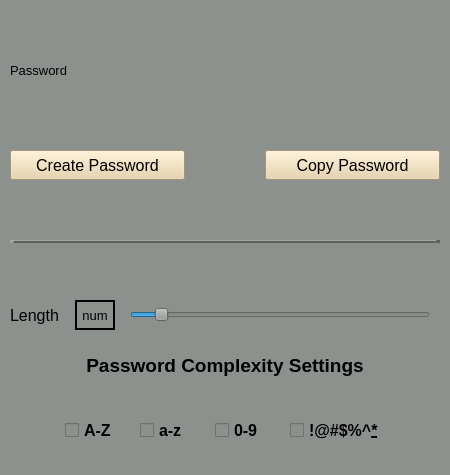
dark-anub1s/CyberVault, file passwordgenerator.ui: the form before one commit.
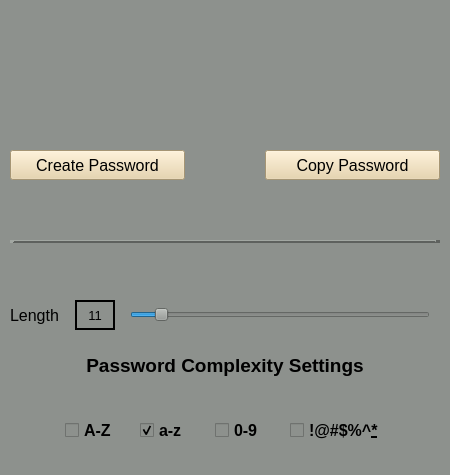
The form after the commit.

The edit to the form file:
```diff
--- a/passwordgenerator.ui
+++ b/passwordgenerator.ui
@@ -44,7 +44,7 @@
     </font>
    </property>
    <property name="text">
-    <string>Password</string>
+    <string/>
    </property>
    <property name="alignment">
     <set>Qt::AlignLeading|Qt::AlignLeft|Qt::AlignVCenter</set>
@@ -161,7 +161,7 @@
     <number>0</number>
    </property>
    <property name="text">
-    <string>num</string>
+    <string>11</string>
    </property>
    <property name="alignment">
     <set>Qt::AlignCenter</set>
@@ -260,6 +260,9 @@
    <property name="text">
     <string>a-z</string>
    </property>
+   <property name="checked">
+    <bool>true</bool>
+   </property>
   </widget>
   <widget class="QCheckBox" name="num_checkbox">
    <property name="geometry">
```
